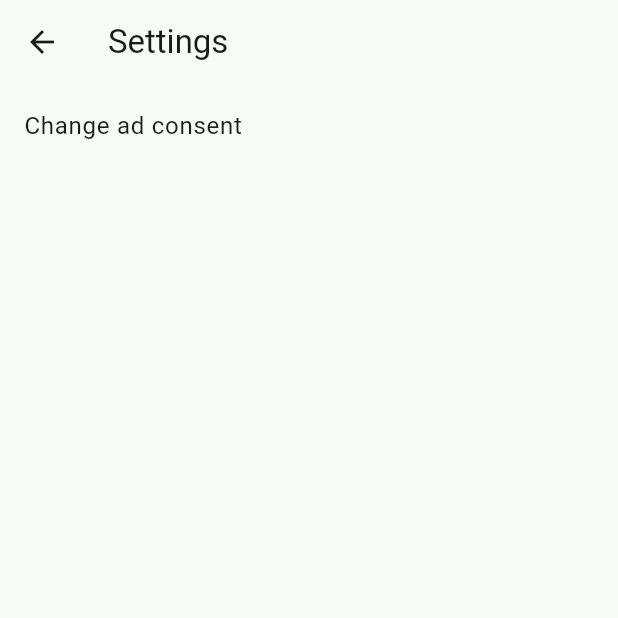
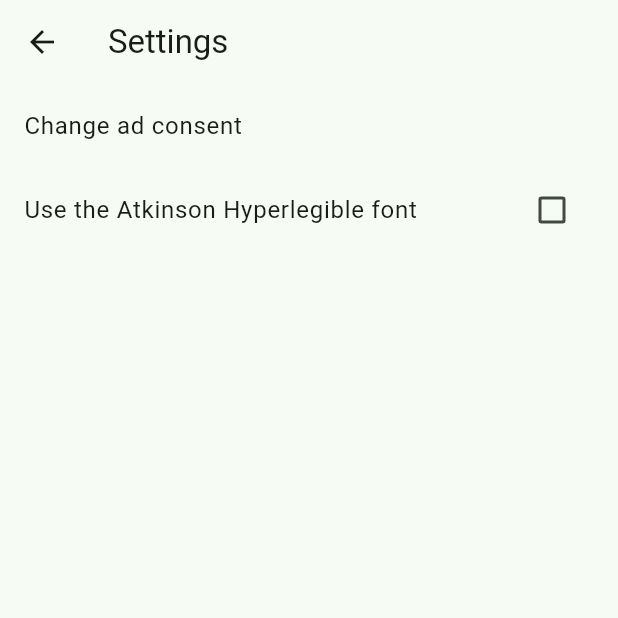
Before and after one commit to adil192/ricochlime, a Flutter app: the screen it shows after launch, after a tap on "Settings", on a phone screen of 412 x 824 dp, the top half of it. Run offline on Flutter 3.47's test engine with Material 2 defaults, Android fonts, the phone set to English and light mode, and no system bars; our stand-ins replace font_awesome_flutter, go_router, google_fonts, google_mobile_ads, shared_preferences; missing offline and left inert: app_tracking_transparency, flame, flame_forge2d, forge2d; generated files the repository leaves out were written again.

Commit message:
feat: add settings for hyperlegible font
Resolves #3

```diff
--- a/lib/i18n/strings.i18n.yaml
+++ b/lib/i18n/strings.i18n.yaml
@@ -5,6 +5,7 @@ homePage:
 settingsPage:
   title: Settings
   adConsent: Change ad consent
+  hyperlegibleFont: Use the Atkinson Hyperlegible font
 gameOverPage:
   title: Game over!
   subtitle: You scored $p points!
--- a/lib/main.dart
+++ b/lib/main.dart
@@ -18,14 +18,39 @@ void main() {
   runApp(TranslationProvider(child: const MyApp()));
 }
 
-class MyApp extends StatelessWidget {
+class MyApp extends StatefulWidget {
   const MyApp({super.key});
 
   static TextTheme _getTextTheme(Brightness brightness) {
     // TODO(adil192): Experiment with a pixel font
-    // TODO(adil192): Add a setting to use a hyperlegible font
+
     final baseTheme = ThemeData(brightness: brightness);
-    return GoogleFonts.vinaSansTextTheme(baseTheme.textTheme);
+    if (Prefs.hyperlegibleFont.value) {
+      return GoogleFonts.atkinsonHyperlegibleTextTheme(baseTheme.textTheme);
+    } else {
+      return GoogleFonts.vinaSansTextTheme(baseTheme.textTheme);
+    }
+  }
+
+  @override
+  State<MyApp> createState() => _MyAppState();
+}
+
+class _MyAppState extends State<MyApp> {
+  @override
+  void initState() {
+    super.initState();
+    Prefs.hyperlegibleFont.addListener(_prefListener);
+  }
+
+  @override
+  void dispose() {
+    Prefs.hyperlegibleFont.removeListener(_prefListener);
+    super.dispose();
+  }
+
+  void _prefListener() {
+    setState(() {});
   }
 
   @override
@@ -45,7 +70,7 @@ class MyApp extends StatelessWidget {
         colorScheme: ColorScheme.fromSeed(
           seedColor: RicochlimePalette.grassColor,
         ),
-        textTheme: _getTextTheme(Brightness.light),
+        textTheme: MyApp._getTextTheme(Brightness.light),
       ),
       darkTheme: ThemeData(
         useMaterial3: true,
@@ -54,19 +79,19 @@ class MyApp extends StatelessWidget {
           seedColor: RicochlimePalette.grassColor,
           brightness: Brightness.dark,
         ),
-        textTheme: _getTextTheme(Brightness.dark),
+        textTheme: MyApp._getTextTheme(Brightness.dark),
       ),
       highContrastTheme: ThemeData(
         useMaterial3: true,
         brightness: Brightness.light,
         colorScheme: const ColorScheme.highContrastLight(),
-        textTheme: _getTextTheme(Brightness.light),
+        textTheme: MyApp._getTextTheme(Brightness.light),
       ),
       highContrastDarkTheme: ThemeData(
         useMaterial3: true,
         brightness: Brightness.dark,
         colorScheme: const ColorScheme.highContrastDark(),
-        textTheme: _getTextTheme(Brightness.dark),
+        textTheme: MyApp._getTextTheme(Brightness.dark),
       ),
     );
   }
--- a/lib/pages/settings.dart
+++ b/lib/pages/settings.dart
@@ -1,6 +1,7 @@
 import 'package:flutter/material.dart';
 import 'package:ricochlime/ads/banner_ad_widget.dart';
 import 'package:ricochlime/i18n/strings.g.dart';
+import 'package:ricochlime/utils/prefs.dart';
 
 class SettingsPage extends StatelessWidget {
   const SettingsPage({
@@ -15,6 +16,7 @@ class SettingsPage extends StatelessWidget {
       ),
       body: ListView(
         children: [
+          // ad consent
           if (AdState.adsSupported)
             ListTile(
               onTap: () {
@@ -22,6 +24,22 @@ class SettingsPage extends StatelessWidget {
               },
               title: Text(t.settingsPage.adConsent),
             ),
+
+          // Hyperlegible font
+          ValueListenableBuilder(
+            valueListenable: Prefs.hyperlegibleFont,
+            builder: (context, _, child) {
+              return CheckboxListTile.adaptive(
+                title: child,
+                value: Prefs.hyperlegibleFont.value,
+                onChanged: (value) {
+                  assert(value != null, 'value should not be null since tristate is false');
+                  Prefs.hyperlegibleFont.value = value!;
+                },
+              );
+            },
+            child: Text(t.settingsPage.hyperlegibleFont),
+          ),
         ],
       ),
     );
--- a/lib/utils/prefs.dart
+++ b/lib/utils/prefs.dart
@@ -21,8 +21,11 @@ abstract class Prefs {
 
   static late final PlainPref<GameData?> currentGame;
 
+  static late final PlainPref<bool> hyperlegibleFont;
+
   static void init() {
     currentGame = PlainPref('currentGame', null);
+    hyperlegibleFont = PlainPref('hyperlegibleFont', false);
   }
 }
 
```
Also changed, not shown: lib/i18n/strings.g.dart.
